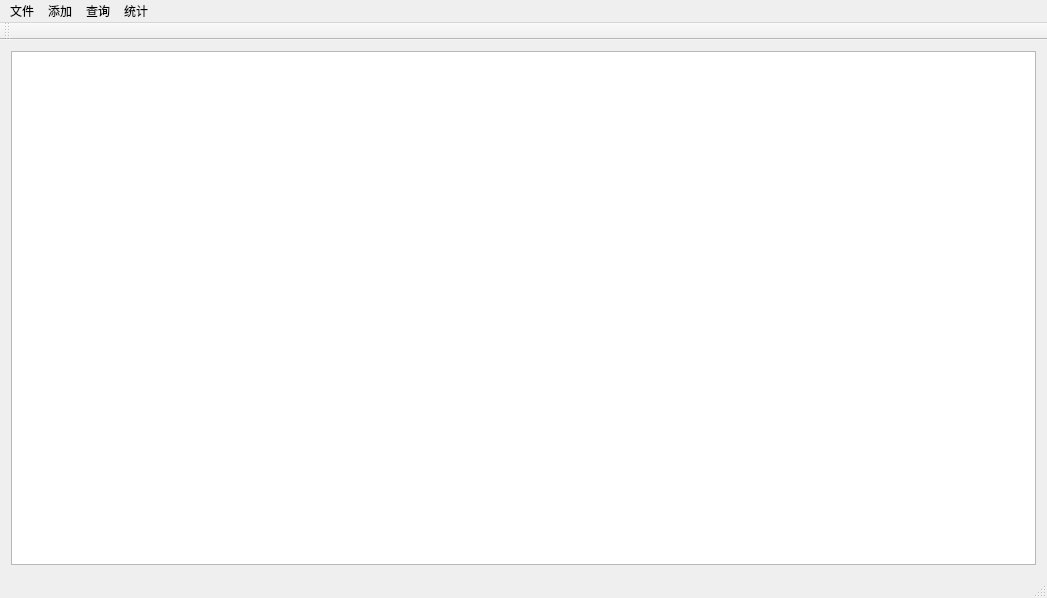
Above: Project/mainwindow.ui from viseator/C_Course_Design before the change. Below: the same form after it.
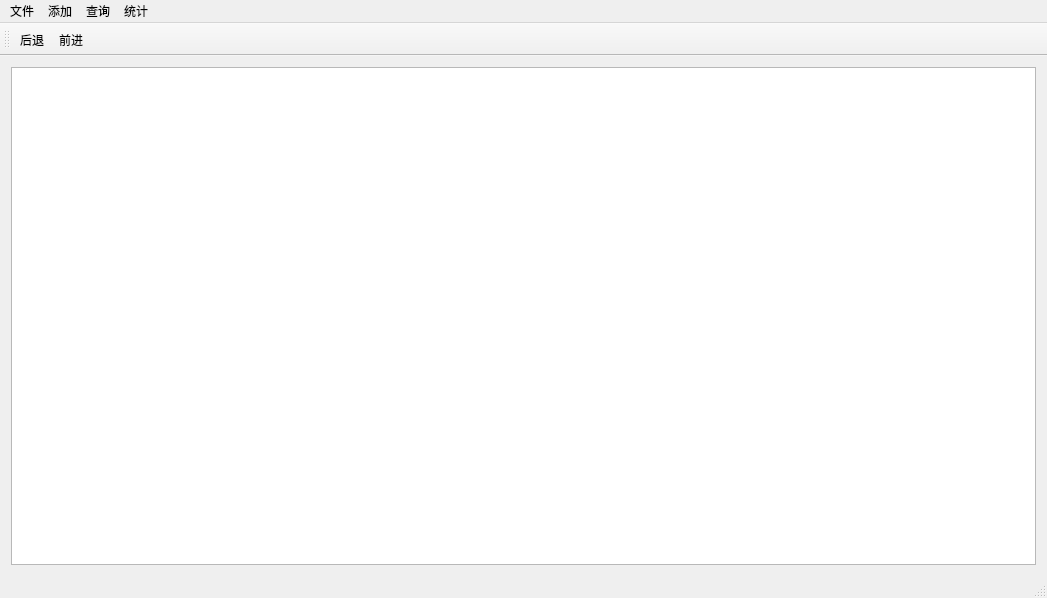
That is the form after the change.

What changed in the file:
```diff
--- a/Project/mainwindow.ui
+++ b/Project/mainwindow.ui
@@ -61,8 +61,26 @@
    <attribute name="toolBarBreak">
     <bool>false</bool>
    </attribute>
+   <addaction name="backAction"/>
+   <addaction name="forwradAction"/>
   </widget>
   <widget class="QStatusBar" name="statusBar"/>
+  <action name="backAction">
+   <property name="checkable">
+    <bool>true</bool>
+   </property>
+   <property name="text">
+    <string>后退</string>
+   </property>
+  </action>
+  <action name="forwradAction">
+   <property name="checkable">
+    <bool>true</bool>
+   </property>
+   <property name="text">
+    <string>前进</string>
+   </property>
+  </action>
  </widget>
  <layoutdefault spacing="6" margin="11"/>
  <resources/>
```
